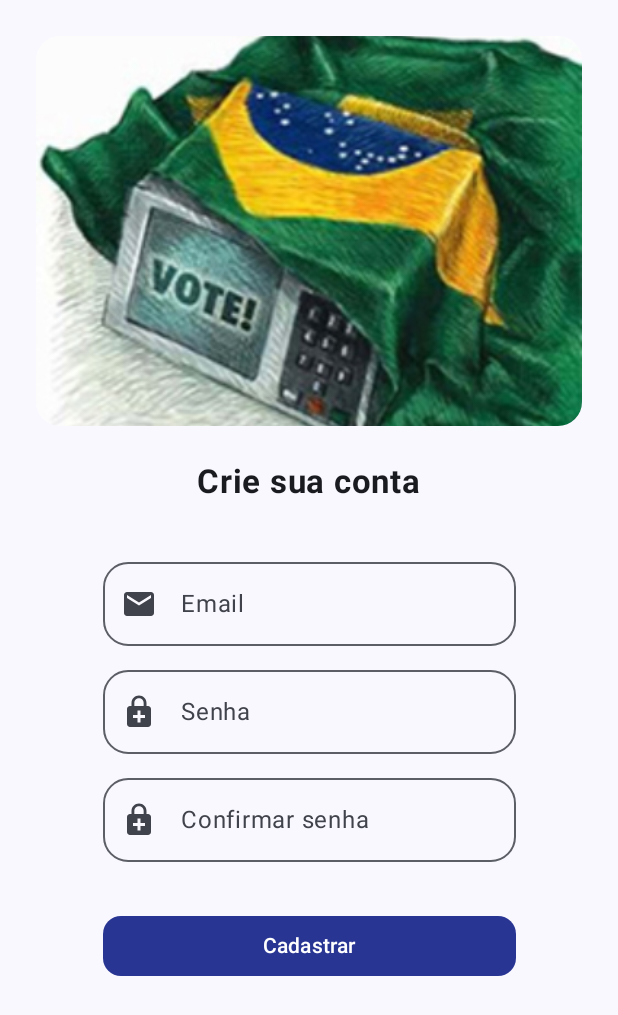
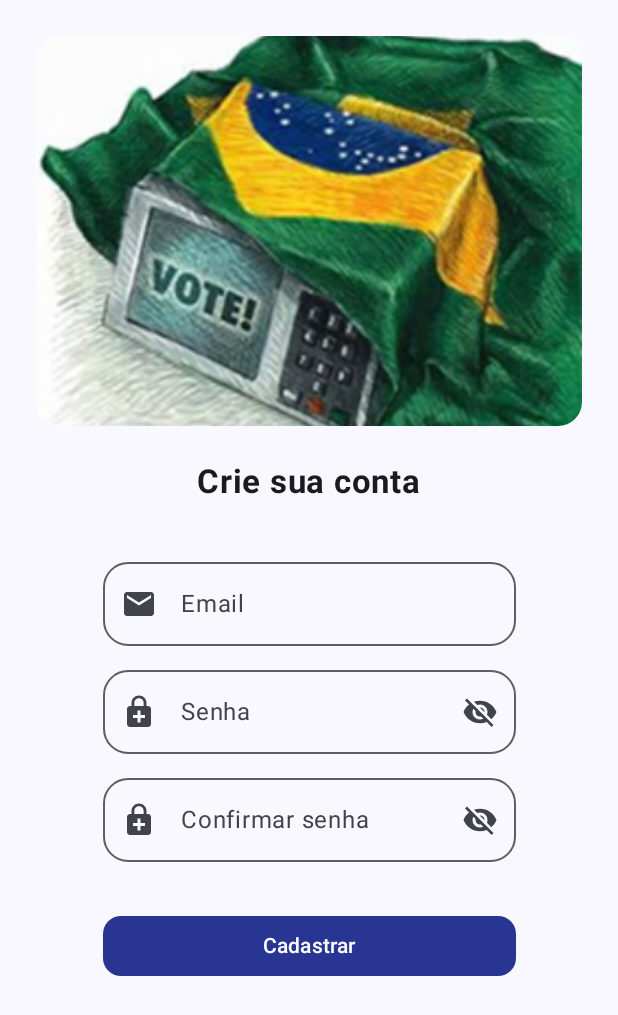
Before and after one commit to DeniseLeandroDeCastro/vote, an Android app built with Jetpack Compose: the SignUpScreen screen opened through its navigation route, on a phone screen of 412 x 824 dp. Shown: the top 1015 px of the screen. Run offline under Robolectric (Android 15) with nearby library versions, the phone set to English and light mode, and no system bars; our stand-ins replace Firebase (no records; nobody signed in at launch, a user with empty details on screens opened directly).

Commit message:
Cria a navegação com backstack

```diff
--- a/app/src/main/java/br/com/eleicoes/vote/MainActivity.kt
+++ b/app/src/main/java/br/com/eleicoes/vote/MainActivity.kt
@@ -4,11 +4,21 @@ import android.os.Bundle
 import android.util.Log
 import androidx.activity.ComponentActivity
 import androidx.activity.compose.setContent
+import androidx.compose.foundation.background
+import androidx.compose.foundation.layout.Box
+import androidx.compose.foundation.layout.fillMaxSize
+import androidx.compose.material3.CircularProgressIndicator
+import androidx.compose.material3.MaterialTheme
 import androidx.compose.runtime.LaunchedEffect
 import androidx.compose.runtime.collectAsState
 import androidx.compose.runtime.getValue
+import androidx.compose.ui.Alignment
+import androidx.compose.ui.Modifier
 import androidx.navigation.compose.NavHost
+import androidx.navigation.compose.composable
+import androidx.navigation.compose.currentBackStackEntryAsState
 import androidx.navigation.compose.rememberNavController
+import androidx.navigation.navOptions
 import br.com.eleicoes.vote.ui.navigation.authGraph
 import br.com.eleicoes.vote.ui.navigation.authGraphRoute
 import br.com.eleicoes.vote.ui.navigation.homeGraph
@@ -35,20 +45,45 @@ class MainActivity : ComponentActivity() {
                 val navController = rememberNavController()
                 val appViewModel = koinViewModel<AppViewModel>()
                 val appState by appViewModel.state.collectAsState(initial = AppState())
+                val currentBackStack by navController.currentBackStackEntryAsState()
+                val currentParentRoute = currentBackStack?.destination?.parent?.route
 
                 LaunchedEffect(appState) {
                     if(appState.isInitLoading) {
                         return@LaunchedEffect
                     }
                     appState.user?.let {
-                        navController.navigateToHomeGraph()
-                    } ?: navController.navigateToAuthGraph()
+                        navController.navigateToHomeGraph(navOptions = navOptions {
+                            currentParentRoute?.let { parentRoute ->
+                                popUpTo(parentRoute) {
+                                    inclusive = true
+                                }
+                            } ?: popUpTo(navController.graph.startDestinationId) {
+                                inclusive = true
+                            }
+                        })
+                    } ?: navController.navigateToAuthGraph(navOptions {
+                        currentParentRoute?.let {parentRoute ->
+                            popUpTo(parentRoute) {
+                                inclusive = true
+                            }
+                        }
+                    })
                 }
                 NavHost(
                     navController = navController,
-                    startDestination = authGraphRoute
+                    startDestination = "splashscreen"
                 ) {
-
+                    composable("splashscreen") {
+                        Box(modifier = Modifier
+                            .fillMaxSize()
+                            .background(MaterialTheme.colorScheme.background)
+                        ) {
+                            CircularProgressIndicator(
+                                modifier = Modifier.align(Alignment.Center)
+                            )
+                        }
+                    }
                     authGraph(
                         onNavigateToSignIn = {
                             navController.navigateToSignIn(it)
--- a/app/src/main/java/br/com/eleicoes/vote/ui/navigation/AuthGraphNavigation.kt
+++ b/app/src/main/java/br/com/eleicoes/vote/ui/navigation/AuthGraphNavigation.kt
@@ -31,7 +31,7 @@ fun NavGraphBuilder.authGraph(
 
 fun NavHostController.navigateToAuthGraph(
     navOptions: NavOptions? = navOptions {
-        popUpTo(graph.startDestinationId) {
+        popUpTo(graph.id) {
             inclusive = true
         }
     }
--- a/app/src/main/java/br/com/eleicoes/vote/ui/screens/SignUpScreen.kt
+++ b/app/src/main/java/br/com/eleicoes/vote/ui/screens/SignUpScreen.kt
@@ -2,6 +2,7 @@ package br.com.eleicoes.vote.ui.screens
 
 import androidx.compose.animation.AnimatedVisibility
 import androidx.compose.foundation.Image
+import androidx.compose.foundation.clickable
 import androidx.compose.foundation.layout.Arrangement
 import androidx.compose.foundation.layout.Column
 import androidx.compose.foundation.layout.Spacer
@@ -15,6 +16,8 @@ import androidx.compose.foundation.verticalScroll
 import androidx.compose.material.icons.Icons
 import androidx.compose.material.icons.filled.Email
 import androidx.compose.material.icons.filled.EnhancedEncryption
+import androidx.compose.material.icons.filled.Visibility
+import androidx.compose.material.icons.filled.VisibilityOff
 import androidx.compose.material3.Button
 import androidx.compose.material3.ButtonDefaults
 import androidx.compose.material3.Icon
@@ -31,6 +34,8 @@ import androidx.compose.ui.res.painterResource
 import androidx.compose.ui.res.stringResource
 import androidx.compose.ui.text.font.FontStyle
 import androidx.compose.ui.text.font.FontWeight
+import androidx.compose.ui.text.input.PasswordVisualTransformation
+import androidx.compose.ui.text.input.VisualTransformation
 import androidx.compose.ui.text.style.TextAlign
 import androidx.compose.ui.tooling.preview.Preview
 import androidx.compose.ui.unit.dp
@@ -123,31 +128,73 @@ fun SignUpScreen(
                     OutlinedTextField(
                         value = uiState.password,
                         onValueChange = uiState.onPasswordChange,
+                        shape = RoundedCornerShape(30),
+                        leadingIcon = {
+                            Icon(
+                                Icons.Filled.EnhancedEncryption,
+                                contentDescription = stringResource(R.string.icon_password)
+                            )
+                        },
+                        label = { Text(stringResource(R.string.label_password)) },
+                        trailingIcon = {
+                            val trailingIconModifier = Modifier.clickable {
+                                uiState.onTogglePasswordVisibility()
+                            }
+                            when (uiState.isShowPassword) {
+                                true -> {
+                                    Icon(
+                                        Icons.Filled.Visibility,
+                                        contentDescription = stringResource(R.string.description_icon_visible),
+                                        trailingIconModifier
+                                    )
+                                }
+
+                                else -> Icon(
+                                    Icons.Filled.VisibilityOff,
+                                    contentDescription = stringResource(R.string.description_icon_not_visible),
+                                    trailingIconModifier
+                                )
+                            }
+                        },
+                        visualTransformation = when (uiState.isShowPassword) {
+                            false -> PasswordVisualTransformation()
+                            true -> VisualTransformation.None
+                        }
+                    )
+                    OutlinedTextField(
+                        value = uiState.confirmPassword,
+                        onValueChange = uiState.onConfirmPasswordChange,
+
                         Modifier.fillMaxWidth(),
                         shape = RoundedCornerShape(30),
                         leadingIcon = {
                             Icon(
                                 Icons.Filled.EnhancedEncryption,
-                                contentDescription = stringResource(R.string.email_icon)
-                            )
+                                contentDescription = stringResource(R.string.user_icon)) },
+                        label = { Text(text = stringResource(R.string.confirm_password)) },
+                        trailingIcon = {
+                            val trailingIconModifier = Modifier.clickable {
+                                uiState.onTogglePasswordVisibility()
+                            }
+                            when (uiState.isShowPassword) {
+                                true -> {
+                                    Icon(
+                                        Icons.Filled.Visibility,
+                                        contentDescription = stringResource(R.string.description_icon_visible),
+                                        trailingIconModifier
+                                    )
+                                }
+
+                                else -> Icon(
+                                    Icons.Filled.VisibilityOff,
+                                    contentDescription = stringResource(R.string.description_icon_not_visible),
+                                    trailingIconModifier
+                                )
+                            }
                         },
-                        label = {
-                            Text(text = "Senha")
-                        }
-                    )
-                    OutlinedTextField(
-                        value = uiState.confirmPassword,
-                        onValueChange = uiState.onConfirmPasswordChange,
-                        Modifier.fillMaxWidth(),
-                        shape = RoundedCornerShape(30),
-                        leadingIcon = {
-                            Icon(
-                                Icons.Filled.EnhancedEncryption,
-                                contentDescription = stringResource(R.string.user_icon)
-                            )
-                        },
-                        label = {
-                            Text(text = stringResource(R.string.confirm_password))
+                        visualTransformation = when (uiState.isShowPassword) {
+                            false -> PasswordVisualTransformation()
+                            true -> VisualTransformation.None
                         }
                     )
                     Button(
--- a/app/src/main/java/br/com/eleicoes/vote/ui/states/SignUpUiState.kt
+++ b/app/src/main/java/br/com/eleicoes/vote/ui/states/SignUpUiState.kt
@@ -7,5 +7,7 @@ data class SignUpUiState(
     val onEmailChange: (String) -> Unit = {},
     val onPasswordChange: (String) -> Unit = {},
     val onConfirmPasswordChange: (String) -> Unit = {},
+    val isShowPassword: Boolean = false,
+    val onTogglePasswordVisibility: () -> Unit = {},
     val error: String? = null,
 )
--- a/app/src/main/java/br/com/eleicoes/vote/ui/viewmodels/SignUpViewModel.kt
+++ b/app/src/main/java/br/com/eleicoes/vote/ui/viewmodels/SignUpViewModel.kt
@@ -37,6 +37,11 @@ class SignUpViewModel(
                     _uiState.update {
                         it.copy(confirmPassword = password)
                     }
+                },
+                onTogglePasswordVisibility = {
+                    _uiState.update {
+                        it.copy(isShowPassword = !_uiState.value.isShowPassword)
+                    }
                 }
             )
         }
```
